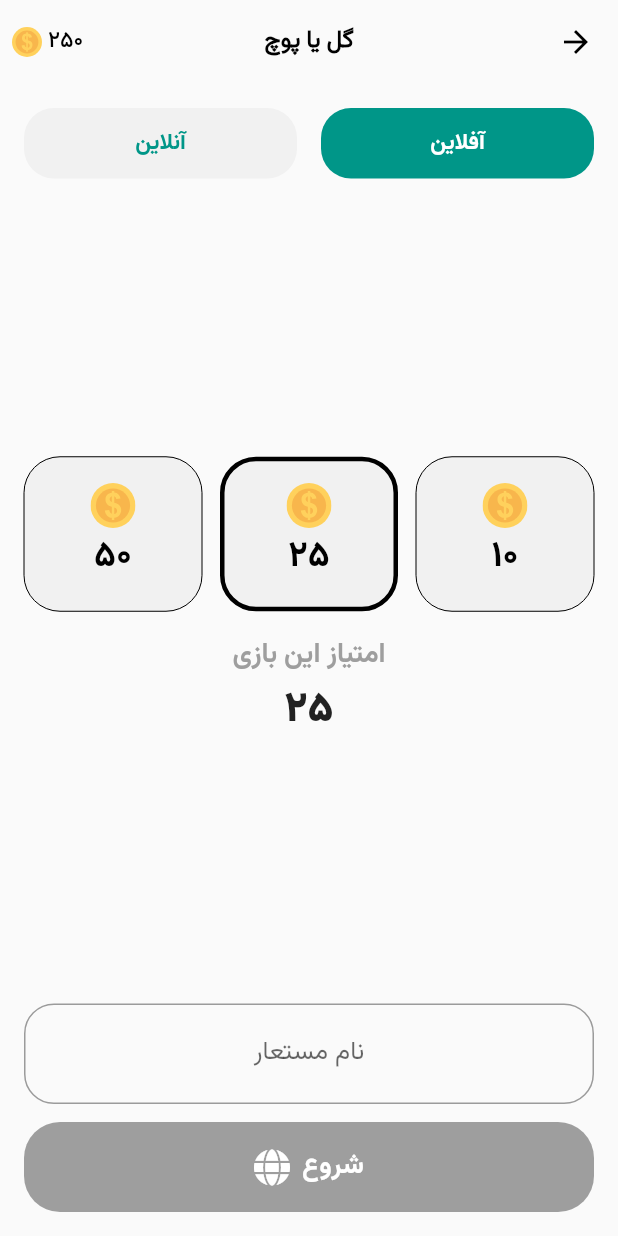
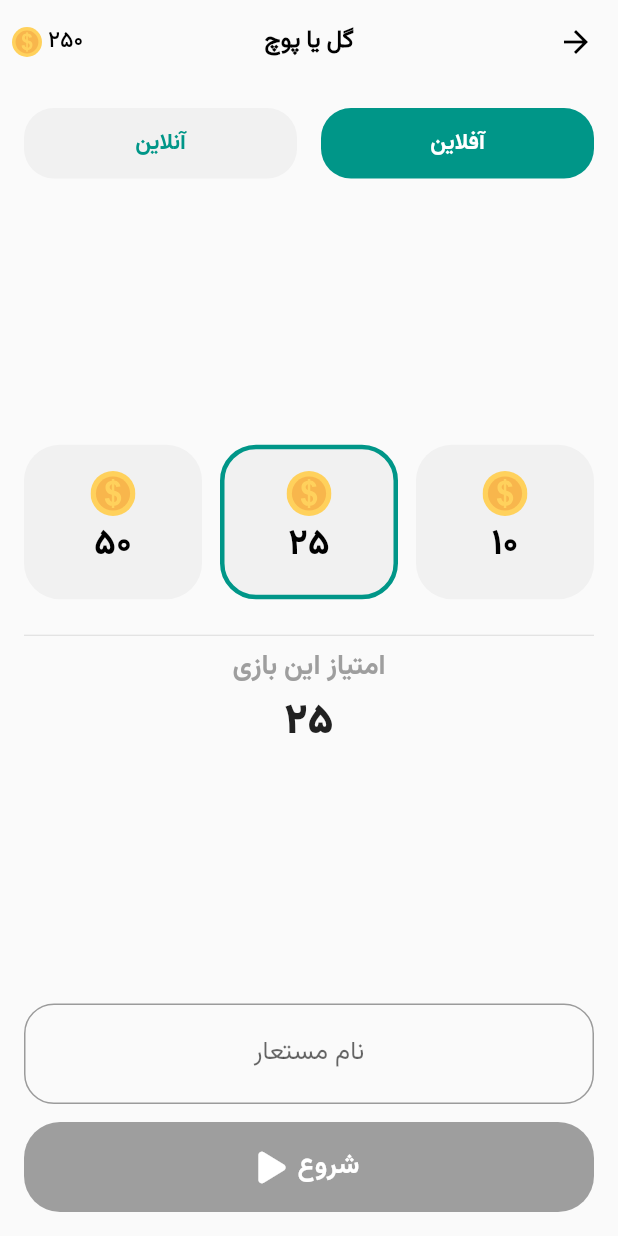
Before and after one commit to misagh1999/Nostalgia-Game, a Flutter app: the screen it shows after launch, after a tap on "گل یا پوچ", on a phone screen of 412 x 824 dp. Run offline on Flutter 3.47's test engine with Material 2 defaults, Android fonts, the phone set to English and light mode, and no system bars; our stand-ins replace connectivity_plus, double_back_to_close_app, firebase_analytics, firebase_core, flutter_spinkit, flutter_svg and 8 more; missing offline and left inert: android_intent_plus, connectivity_plus_web, firebase_analytics_web, firebase_core_web, package_info_plus_web, shared_preferences_web; accounts and stored records are empty; network calls fail.

Commit message:
improved ready game screen

```diff
--- a/lib/screens/ready_game/components/score_type_button.dart
+++ b/lib/screens/ready_game/components/score_type_button.dart
@@ -30,9 +30,12 @@ class ScoreTypeButton extends StatelessWidget {
         padding: EdgeInsets.all(12),
         decoration: BoxDecoration(
             borderRadius: BorderRadius.circular(24),
-            border: Border.all(
-              width: isSelected ? 3 : 0,
-            ),
+            border: isSelected
+                ? Border.all(
+                    width: 3,
+                    color: primaryColor
+                  )
+                : null,
             color: Colors.grey.withOpacity(0.1)),
         child: Center(
             child: Column(
@@ -46,11 +49,11 @@ class ScoreTypeButton extends StatelessWidget {
                         'assets/coin.svg',
                       )
                     : Opacity(
-                      opacity: 0.4,
-                      child: SvgPicture.asset(
+                        opacity: 0.4,
+                        child: SvgPicture.asset(
                           'assets/coin.svg',
                         ),
-                    )),
+                      )),
             Text(
               replacePersianNum(score),
               style: TextStyle(
--- a/lib/screens/ready_game/ready_game_screen.dart
+++ b/lib/screens/ready_game/ready_game_screen.dart
@@ -89,6 +89,7 @@ class ReadyGameScreen extends StatelessWidget {
                 SizedBox(
                   height: 16,
                 ),
+                Divider(),
                 Text(
                   'امتیاز این بازی',
                   style: TextStyle(
@@ -155,7 +156,7 @@ class ReadyGameScreen extends StatelessWidget {
                                 width: 8,
                               ),
                               FaIcon(
-                                FontAwesomeIcons.globe,
+                                FontAwesomeIcons.play,
                                 color: Colors.white,
                               ),
                             ],
```
